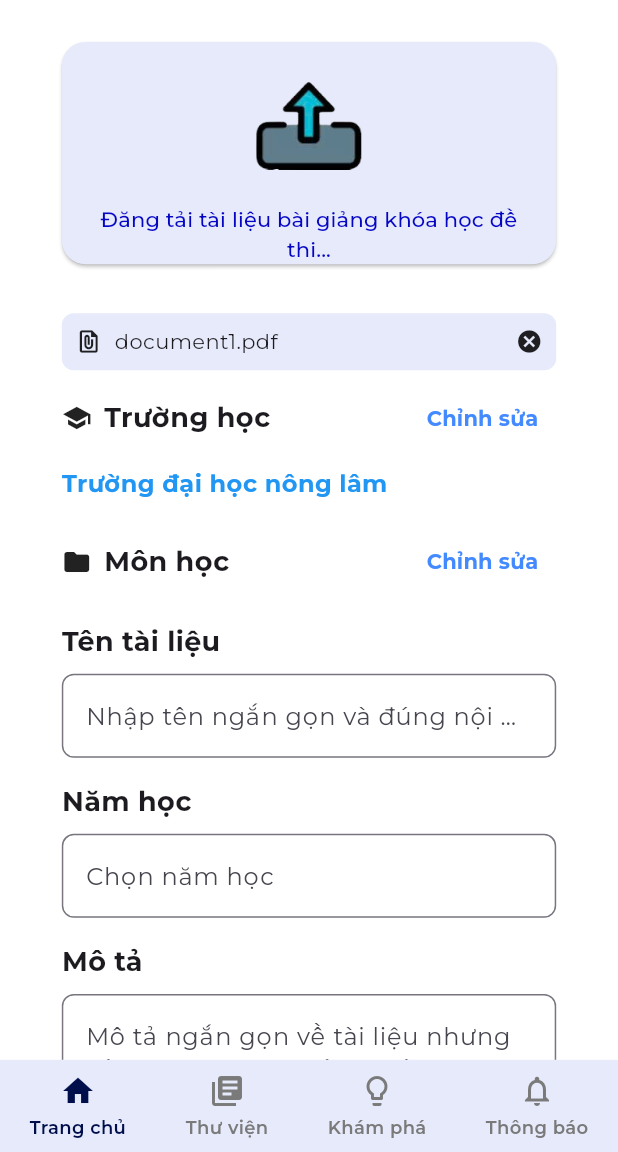
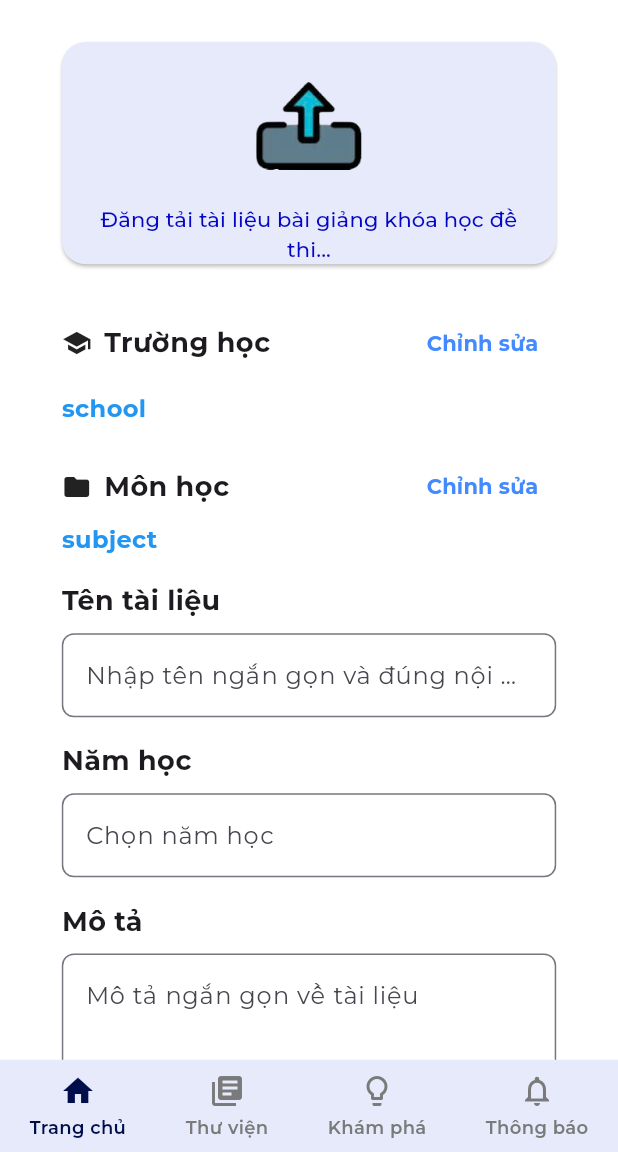
Before and after one commit to SubeoHocJava/StudyDocs_FrontEnd, a Flutter app: the screen it shows after launch, on a phone screen of 412 x 824 dp, the part 84-1236 px from its top. Run offline on Flutter 3.47's test engine with Material 3 defaults, Android fonts, the phone set to English and light mode, and no system bars; our stand-ins replace dio, dotted_border, equatable, file_picker, flutter_bloc, google_fonts.

Commit message:
feature: xử lý logic cho trang upload file

```diff
--- /dev/null
+++ b/lib/features/upload_file/data/impl/upload_file_repository_implement.dart
@@ -0,0 +1,17 @@
+import 'package:file_picker/src/platform_file.dart';
+
+import '../upload_file_repository.dart';
+
+class UpLoadFileRepositoryImpl implements UploadFileRepository {
+  @override
+  void upload(
+    List<PlatformFile> file,
+    String school,
+    String subject,
+    String fileName,
+    String year,
+    String description,
+  ) {
+   print("Post file đến server upload file");
+  }
+}
--- a/lib/features/upload_file/data/upload_file_repository.dart
+++ b/lib/features/upload_file/data/upload_file_repository.dart
@@ -1,5 +1,8 @@
+import 'package:file_picker/src/platform_file.dart';
 
+abstract class UploadFileRepository{
+  void upload(List<PlatformFile> file, String school, String subject, String fileName, String year, String description) {
 
-class UploadFileRepository{
+  }
 
 }
--- a/lib/features/upload_file/logic/upload_file_bloc.dart
+++ b/lib/features/upload_file/logic/upload_file_bloc.dart
@@ -1,31 +1,156 @@
-import "dart:io";
-
+import "package:file_picker/file_picker.dart";
 import "package:flutter_bloc/flutter_bloc.dart";
 import "package:studydocs/features/upload_file/data/upload_file_repository.dart";
 import "package:studydocs/features/upload_file/logic/upload_file_event.dart";
-
-
-import "../../library/data/model/File.dart";
 import "upload_file_state.dart";
 
-/// UploadFileBloc quản lý logic load/update dữ liệu
 class UploadFileBloc extends Bloc<UploadFileEvent, UploadFileState> {
   final UploadFileRepository repository;
 
+  /// Lưu lại state Loaded gần nhất để revert khi cancel
+  UploadFileLoaded? lastLoadedState;
+
   UploadFileBloc(this.repository) : super(UploadFileInitial()) {
-    // Xử lý sự kiện LoadDocument theo keyword
+    // ============================
+    // Load Document By Keyword
+    // ============================
     on<UploadFileLoadDocumentByKeyWord>((event, emit) async {
       emit(UploadFileLoading());
       try {
-      MyFile file= new MyFile(fileName: "fileName", filePath: "filePath");
-      String subject= "subject";
-List<MyFile>files=[file];
-        emit(UploadFileLoaded(
-            files,subject
-        ));
+        // Tạm thời mock lại dữ liệu
+        String subject = "subject";
+        String school = "school";
+        List<PlatformFile> files = [];
+
+        final loaded = UploadFileLoaded(files, subject, school);
+        lastLoadedState = loaded;
+
+        emit(loaded);
       } catch (e) {
         emit(UploadFileError(e.toString()));
       }
     });
+
+    // ============================
+    // Pick Document
+    // ============================
+    on<PickDocument>((event, emit) async {
+      try {
+        emit(UploadFileLoading());
+
+        final result = await FilePicker.platform.pickFiles(
+          allowMultiple: true,
+          type: FileType.any,
+        );
+
+        // --- CANCEL => revert state ---
+        if (result == null || result.files.isEmpty) {
+
+          if (state is UploadFileLoaded) {
+            emit(state);                        // revert về current state
+          } else if (lastLoadedState != null) {
+            emit(lastLoadedState!);             // revert về last state từ keyword
+          } else {
+            emit(UploadFileInitial());          // fallback
+          }
+
+          return;
+        }
+
+        // --- ADD NEW FILES ---
+        List<PlatformFile> currentFiles = [];
+
+        if (state is UploadFileLoaded) {
+          currentFiles = List.from((state as UploadFileLoaded).file);
+        } else if (lastLoadedState != null) {
+          currentFiles = List.from(lastLoadedState!.file);
+        }
+
+        currentFiles.addAll(result.files);
+
+        // Subject + school lấy từ current state hoặc gán mặc định
+        final subject = (state is UploadFileLoaded)
+            ? (state as UploadFileLoaded).subject
+            : lastLoadedState?.subject ?? "subject";
+
+        final school = (state is UploadFileLoaded)
+            ? (state as UploadFileLoaded).school
+            : lastLoadedState?.school ?? "school";
+
+        final newState = UploadFileLoaded(currentFiles, subject, school);
+        lastLoadedState = newState;
+
+        emit(newState);
+
+      } catch (e) {
+        emit(UploadFileError(e.toString()));
+      }
+    });
+
+    // ============================
+    // Remove Picked File
+    // ============================
+    on<RemovePickDocument>((event, emit) {
+      if (state is UploadFileLoaded) {
+        final current = state as UploadFileLoaded;
+
+        final updatedFiles = List<PlatformFile>.from(current.file);
+
+        if (event.index >= 0 && event.index < updatedFiles.length) {
+          updatedFiles.removeAt(event.index);
+        }
+
+        final newState = UploadFileLoaded(
+          updatedFiles,
+          current.subject,
+          current.school,
+        );
+
+        lastLoadedState = newState;
+        emit(newState);
+      }
+    });
+
+    // ============================
+    // Edit School Label
+    // ============================
+    on<EditSchoolLabel>((event, emit) {
+      if (state is UploadFileLoaded) {
+        final current = state as UploadFileLoaded;
+
+        final newState = UploadFileLoaded(
+          current.file,
+          current.subject,
+          event.school,
+        );
+
+        lastLoadedState = newState;
+        emit(newState);
+      }
+    });
+
+    // ============================
+    // Edit Subject Label
+    // ============================
+    on<EditSubjectLabel>((event, emit) {
+      if (state is UploadFileLoaded) {
+        final current = state as UploadFileLoaded;
+
+        final newState = UploadFileLoaded(
+          current.file,
+          event.subject,
+          current.school,
+        );
+
+        lastLoadedState = newState;
+        emit(newState);
+      }
+    });
+    on<SendFormUpload>((event,emit){
+      if (state is UploadFileLoaded) {
+        final current = state as UploadFileLoaded;
+        repository.upload(current.file,current.school,current.subject,event.fileName,event.year,event.description);
+      }
+    });
   }
 }
--- a/lib/features/upload_file/logic/upload_file_event.dart
+++ b/lib/features/upload_file/logic/upload_file_event.dart
@@ -1,4 +1,7 @@
+import 'dart:io';
+
 import 'package:equatable/equatable.dart';
+import 'package:file_picker/file_picker.dart';
 
 abstract class UploadFileEvent extends Equatable {
   const UploadFileEvent();
@@ -16,3 +19,53 @@ class UploadFileLoadDocumentByKeyWord extends UploadFileEvent {
   @override
   List<Object?> get props => [keyword];
 }
+// chọn file
+class PickDocument extends UploadFileEvent {
+
+  const PickDocument();
+
+  @override
+  List<Object?> get props => [];
+}
+// xóa file đã chọn
+class RemovePickDocument extends UploadFileEvent {
+  final int index;
+
+  const RemovePickDocument(this.index);
+
+  @override
+  List<Object?> get props => [index];
+}
+// Chỉnh sửa tên môn học
+class EditSubjectLabel extends UploadFileEvent {
+  final String subject;
+
+  const EditSubjectLabel(this.subject);
+
+  @override
+  List<Object?> get props => [subject];
+}
+
+// Chỉnh sửa tên trường học
+class EditSchoolLabel extends UploadFileEvent {
+  final String school;
+
+  const EditSchoolLabel(this.school);
+
+  @override
+  List<Object?> get props => [school];
+}
+// Gửi form upload
+class SendFormUpload extends UploadFileEvent {
+  final String fileName;
+  final String year;
+  final String description;
+
+  const SendFormUpload(
+    this.fileName,
+    this.year,
+    this.description,
+  );
+  @override
+  List<Object?> get props => [ fileName, year, description];
+}
--- a/lib/features/upload_file/logic/upload_file_state.dart
+++ b/lib/features/upload_file/logic/upload_file_state.dart
@@ -1,6 +1,7 @@
 import 'dart:io';
 
 import 'package:equatable/equatable.dart';
+import 'package:file_picker/file_picker.dart';
 
 import '../../library/data/model/File.dart';
 
@@ -12,18 +13,22 @@ abstract class UploadFileState extends Equatable {
   List<Object?> get props => [];
 }
 
-class UploadFileInitial extends UploadFileState {}
+class UploadFileInitial extends UploadFileState {
+  @override
+  List<Object?> get props => [];
+}
 
 class UploadFileLoading extends UploadFileState {}
 
 class UploadFileLoaded extends UploadFileState {
-  final List<MyFile> file;
+  final List<PlatformFile> file;
   final String subject;
+  final String school;
 
-  const UploadFileLoaded(this.file, this.subject);
+  const UploadFileLoaded(this.file, this.subject,this.school);
 
   @override
-  List<Object?> get props => [file, subject];
+  List<Object?> get props => [file, subject,school];
 }
 
 class UploadFileError extends UploadFileState {
--- a/lib/features/upload_file/presentation/screen/upload_file_screen.dart
+++ b/lib/features/upload_file/presentation/screen/upload_file_screen.dart
@@ -1,12 +1,12 @@
 import 'package:flutter/material.dart';
 import 'package:flutter_bloc/flutter_bloc.dart';
 import 'package:studydocs/core/utils/responsive_helper.dart';
+import 'package:studydocs/features/upload_file/data/impl/upload_file_repository_implement.dart';
 
 import '../../../../core/widgets/bottom_nav.dart';
 import '../../../../core/widgets/header.dart';
 import '../../../library/data/model/File.dart';
 import '../../../library/presentation/widget/library_widgets.dart';
-
 import '../../data/upload_file_repository.dart';
 import '../../logic/upload_file_bloc.dart';
 import '../../logic/upload_file_event.dart';
@@ -20,18 +20,11 @@ class UploadFileScreen extends StatelessWidget {
   @override
   Widget build(BuildContext context) {
     final responsive = context.responsive;
-
-    List<MyFile> files = [
-      MyFile(
-        fileName: "document1.pdf",
-        filePath: "/storage/emulated/0/Download/document1.pdf",
-      ),
-    ];
-
     return BlocProvider(
-      create: (_) =>
-      UploadFileBloc(UploadFileRepository())
-        ..add(UploadFileLoadDocumentByKeyWord("keyword")),
+      create:
+          (_) =>
+              UploadFileBloc(UpLoadFileRepositoryImpl())
+                ..add(UploadFileLoadDocumentByKeyWord("keyword")),
       child: Scaffold(
         appBar: Header(),
         body: BlocBuilder<UploadFileBloc, UploadFileState>(
@@ -46,18 +39,18 @@ class UploadFileScreen extends StatelessWidget {
                     crossAxisAlignment: CrossAxisAlignment.start,
                     children: [
                       UploadFileButton(
-                        onPressed: () {},
+                        onPressed: () {
+                          context.read<UploadFileBloc>().add(PickDocument());
+                          print("Upload tapped");
+                        },
+
                       ),
                       SizedBox(height: responsive.heightPercent(2)),
-                      FileUploadLabel(
-                        files: files,
-                      ),
+                      FileUploadLabel(files:state.file),
                       SizedBox(),
-                      SchoolLabel(
-                      ),
+                      SchoolLabel(school:state.school),
                       SizedBox(height: responsive.heightPercent(2)),
-                      SubjectLabel(
-                      ),
+                      SubjectLabel(subject:state.subject),
                       SizedBox(height: responsive.heightPercent(2)),
                       MoreDetail(),
                     ],
@@ -67,11 +60,10 @@ class UploadFileScreen extends StatelessWidget {
             } else if (state is UploadFileError) {
               return Center(child: Text(state.message));
             }
-
             return const Center(child: Text("Chưa có dữ liệu"));
           },
         ),
-        bottomNavigationBar: BottomNav(currentIndex: 0, onTap: (int value) {  },),
+        bottomNavigationBar: BottomNav(currentIndex: 0, onTap: (int value) {}),
       ),
     );
   }
--- a/lib/features/upload_file/presentation/widget/ListFile.dart
+++ b/lib/features/upload_file/presentation/widget/ListFile.dart
@@ -1,13 +1,18 @@
 
+import 'package:file_picker/file_picker.dart';
 import 'package:flutter/material.dart';
+import 'package:flutter_bloc/flutter_bloc.dart';
 import 'package:studydocs/core/constants/app_colors.dart';
 import 'package:studydocs/core/utils/responsive_helper.dart';
-import '../../../library/data/model/File.dart';
+
+import '../../logic/upload_file_bloc.dart';
+import '../../logic/upload_file_event.dart';
+
 
 class FileUploadLabel extends StatelessWidget {
-  final List<MyFile> files;
+  final List<PlatformFile> files;
 
-  const FileUploadLabel({super.key, required this.files});
+  const FileUploadLabel( {super.key, required this.files});
 
   @override
   Widget build(BuildContext context) {
@@ -25,7 +30,7 @@ class FileUploadLabel extends StatelessWidget {
                     final file = files[index];
                     return Padding(
                       padding: EdgeInsets.symmetric(vertical: responsive.heightPercent(0.5)),
-                      child: MonoFile(file: file),
+                      child: MonoFile(file: file,index:index),
                     );
                   },
                 ),
@@ -35,9 +40,9 @@ class FileUploadLabel extends StatelessWidget {
 }
 
 class MonoFile extends StatelessWidget {
-  final MyFile file;
-
-  const MonoFile({super.key, required this.file});
+  final PlatformFile file;
+  final int index;
+  const MonoFile({super.key, required this.file,  required this.index});
 
   @override
   Widget build(BuildContext context) {
@@ -56,12 +61,19 @@ class MonoFile extends StatelessWidget {
           SizedBox(width: responsive.widthPercent(2)),
           Expanded(
             child: Text(
-              file.fileName,
+              file.name,
               overflow: TextOverflow.ellipsis,
               style: TextStyle(fontSize: responsive.fontSize(14)),
             ),
           ),
-          Icon(Icons.cancel, size: responsive.fontSize(18)),
+          IconButton(
+            icon: Icon(Icons.cancel, size: responsive.fontSize(18)),
+            onPressed: () {
+              context.read<UploadFileBloc>().add(RemovePickDocument(index));
+              print("Cancel pressed");
+            },
+          )
+
         ],
       ),
     );
--- a/lib/features/upload_file/presentation/widget/MoreDetail.dart
+++ b/lib/features/upload_file/presentation/widget/MoreDetail.dart
@@ -1,9 +1,25 @@
+import 'package:flutter/cupertino.dart';
 import 'package:flutter/material.dart';
-import 'package:studydocs/core/constants/app_colors.dart';
+import 'package:flutter_bloc/flutter_bloc.dart';
 import 'package:studydocs/core/utils/responsive_helper.dart';
 
-class MoreDetail extends StatelessWidget {
+import '../../../../core/constants/app_colors.dart';
+import '../../logic/upload_file_bloc.dart';
+import '../../logic/upload_file_event.dart';
+
+class MoreDetail extends StatefulWidget {
   const MoreDetail({super.key});
+
+  @override
+  State<MoreDetail> createState() => _MoreDetailState();
+}
+
+class _MoreDetailState extends State<MoreDetail> {
+  final _formKey = GlobalKey<FormState>();
+
+  final nameCtrl = TextEditingController();
+  final yearCtrl = TextEditingController();
+  final descCtrl = TextEditingController();
 
   @override
   Widget build(BuildContext context) {
@@ -12,82 +28,115 @@ class MoreDetail extends StatelessWidget {
     return Center(
       child: Container(
         width: responsive.widthPercent(responsive.isMobile ? 80 : 160),
+        child: Form(
+          key: _formKey,
           child: Column(
             crossAxisAlignment: CrossAxisAlignment.stretch,
             children: [
-            // Tên tài liệu
-            Text(
-              "Tên tài liệu",
+              // ===== Tên tài liệu =====
+              Text("Tên tài liệu",
                 style: TextStyle(
                   fontSize: responsive.fontSize(18),
                   fontWeight: FontWeight.bold,
                 ),
               ),
               SizedBox(height: responsive.heightPercent(1)),
-            TextField(
+              TextFormField(
+                controller: nameCtrl,
                 decoration: InputDecoration(
                   hintText: "Nhập tên ngắn gọn và đúng nội dung",
                   border: OutlineInputBorder(
                     borderRadius: BorderRadius.circular(8),
                   ),
                 ),
+                validator: (value) {
+                  if (value == null || value.trim().isEmpty) {
+                    return "Vui lòng nhập tên tài liệu";
+                  }
+                  if (value.length < 3) return "Tên quá ngắn";
+                  return null;
+                },
               ),
               SizedBox(height: responsive.heightPercent(2)),
 
-            // Năm học
-            Text(
-              "Năm học",
+              // ===== Năm học =====
+              Text("Năm học",
                 style: TextStyle(
                   fontSize: responsive.fontSize(18),
                   fontWeight: FontWeight.bold,
                 ),
               ),
               SizedBox(height: responsive.heightPercent(1)),
-            TextField(
+              TextFormField(
+                controller: yearCtrl,
                 decoration: InputDecoration(
                   hintText: "Chọn năm học",
                   border: OutlineInputBorder(
                     borderRadius: BorderRadius.circular(8),
                   ),
                 ),
+                validator: (value) {
+                  if (value == null || value.trim().isEmpty) {
+                    return "Vui lòng nhập năm học";
+                  }
+                  if (!RegExp(r'^\d{4}-\d{4}$').hasMatch(value)) {
+                    return "Định dạng đúng: 2023-2024";
+                  }
+                  return null;
+                },
               ),
               SizedBox(height: responsive.heightPercent(2)),
 
-            // Mô tả
-            Text(
-              "Mô tả",
+              // ===== Mô tả =====
+              Text("Mô tả",
                 style: TextStyle(
                   fontSize: responsive.fontSize(18),
                   fontWeight: FontWeight.bold,
                 ),
               ),
               SizedBox(height: responsive.heightPercent(1)),
-            TextField(
+              TextFormField(
+                controller: descCtrl,
                 maxLines: 4,
                 decoration: InputDecoration(
-                hintText: "Mô tả ngắn gọn về tài liệu nhưng đầy đủ thông tin cần thiết",
+                  hintText: "Mô tả ngắn gọn về tài liệu",
                   border: OutlineInputBorder(
                     borderRadius: BorderRadius.circular(8),
                   ),
                 ),
+                validator: (value) {
+                  if (value == null || value.trim().isEmpty) {
+                    return "Vui lòng nhập mô tả";
+                  }
+                  if (value.length < 10) {
+                    return "Mô tả ít nhất 10 ký tự";
+                  }
+                  return null;
+                },
               ),
               SizedBox(height: responsive.heightPercent(2)),
 
-            // Button
+              // ===== BUTTON =====
               Align(
                 alignment: Alignment.center,
                 child: ElevatedButton(
-                onPressed: () {},
+                  onPressed: () {
+                    if (_formKey.currentState!.validate()) {
+                      context.read<UploadFileBloc>().add(
+                        SendFormUpload(
+                          nameCtrl.text.trim(),
+                          yearCtrl.text.trim(),
+                          descCtrl.text.trim(),
+                        ),
+                      );
+                    }
+                  },
                   style: ElevatedButton.styleFrom(
                     backgroundColor: AppColors.primary,
                     foregroundColor: Colors.white,
                     minimumSize: Size(
                       responsive.widthPercent(30),
-                    responsive.heightPercent(15),
-                  ),
-                  padding: EdgeInsets.symmetric(
-                    horizontal: responsive.widthPercent(5),
-                    vertical: responsive.heightPercent(1),
+                      responsive.widthPercent(30) * 1 / 2,
                     ),
                     shape: RoundedRectangleBorder(
                       borderRadius: BorderRadius.circular(12),
@@ -105,6 +154,7 @@ class MoreDetail extends StatelessWidget {
             ],
           ),
         ),
+      ),
     );
   }
 }
--- a/lib/features/upload_file/presentation/widget/SubjectLabel.dart
+++ b/lib/features/upload_file/presentation/widget/SubjectLabel.dart
@@ -1,8 +1,14 @@
 import 'package:flutter/material.dart';
+import 'package:flutter_bloc/flutter_bloc.dart';
 import 'package:studydocs/core/utils/responsive_helper.dart';
 
+import '../../logic/upload_file_bloc.dart';
+import '../../logic/upload_file_event.dart';
+
 class SubjectLabel extends StatelessWidget {
-  const SubjectLabel({super.key});
+  final String subject;
+
+  const SubjectLabel({super.key, required this.subject});
 
   @override
   Widget build(BuildContext context) {
@@ -30,12 +36,13 @@ class SubjectLabel extends StatelessWidget {
                 ),
                 TextButton(
                   onPressed: () {
+                    final bloc = context.read<UploadFileBloc>();
                     TextEditingController _controller = TextEditingController();
                     showDialog(
                       context: context,
-                      builder: (BuildContext context) {
+                      builder: (BuildContext dialogContext) {
                         return AlertDialog(
-                          title: Text("Chỉnh sửa thông tin"),
+                          title: Text("Chỉnh sửa môn học"),
                           content: TextField(
                             controller: _controller,
                             decoration: InputDecoration(
@@ -45,13 +52,15 @@ class SubjectLabel extends StatelessWidget {
                           ),
                           actions: [
                             TextButton(
-                              onPressed: () => Navigator.of(context).pop(),
+                              onPressed: () => Navigator.of(dialogContext).pop(),
                               child: Text("Hủy"),
                             ),
                             ElevatedButton(
                               onPressed: () {
-                                print("Giá trị nhập: ${_controller.text}");
-                                Navigator.of(context).pop();
+                                bloc.add(
+                                  EditSubjectLabel(_controller.text),
+                                ); // dùng bloc đã lưu
+                                Navigator.of(dialogContext).pop();
                               },
                               child: Text("Lưu"),
                             ),
@@ -71,6 +80,18 @@ class SubjectLabel extends StatelessWidget {
                 ),
               ],
             ),
+            Row(
+              children: [
+                Text(
+                  subject,
+                  style: TextStyle(
+                    color: Colors.blue,
+                    fontSize: responsive.fontSize(16),
+                    fontWeight: FontWeight.bold,
+                  ),
+                ),
+              ],
+            ),
           ],
         ),
       ),
```
Also changed, not shown: lib/features/upload_file/presentation/widget/SchoolLabel.dart (+42 -4 lines). Lines whose indentation alone changed are shown as unchanged.
